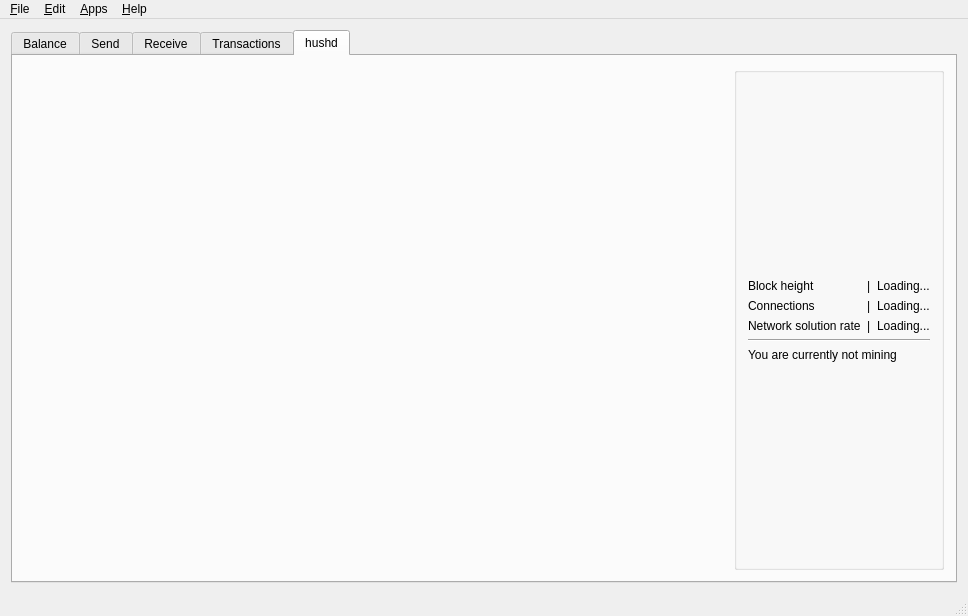
First picture: the form in src/mainwindow.ui, repository adityapk00/zecwallet-lite, before the edit.
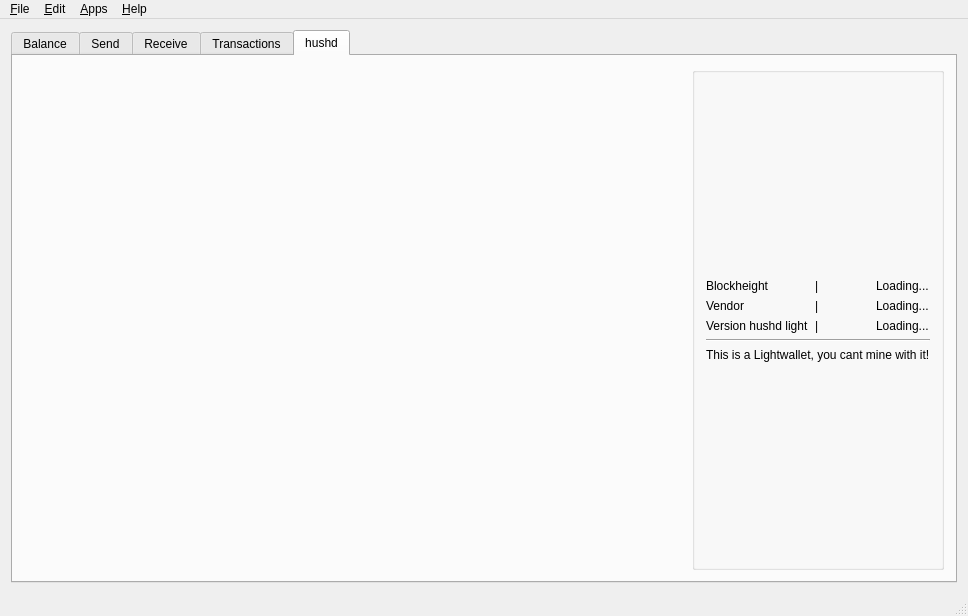
Second picture: the form after the edit. The open tabs and pages were chosen to show the change. Icons and pictures are not drawn. Custom widgets are drawn as their Qt base class.

What changed in the file:
```diff
--- a/src/mainwindow.ui
+++ b/src/mainwindow.ui
@@ -935,7 +935,7 @@
              <item row="5" column="0" colspan="3">
               <widget class="QLabel" name="label_14">
                <property name="text">
-                <string>You are currently not mining</string>
+                <string>This is a Lightwallet, you cant mine with it!</string>
                </property>
               </widget>
              </item>
@@ -962,7 +962,7 @@
              <item row="1" column="0">
               <widget class="QLabel" name="heightLabel">
                <property name="text">
-                <string>Block height</string>
+                <string>Blockheight</string>
                </property>
               </widget>
              </item>
@@ -976,14 +976,14 @@
              <item row="3" column="0">
               <widget class="QLabel" name="label_12">
                <property name="text">
-                <string>Network solution rate</string>
+                <string>Version hushd light</string>
                </property>
               </widget>
              </item>
              <item row="2" column="0">
               <widget class="QLabel" name="label_8">
                <property name="text">
-                <string>Connections</string>
+                <string>Vendor</string>
                </property>
               </widget>
              </item>
```
Left out of the diff: 8 changed lines with no effect on the pictures. Lines whose indentation alone changed are shown as unchanged.
